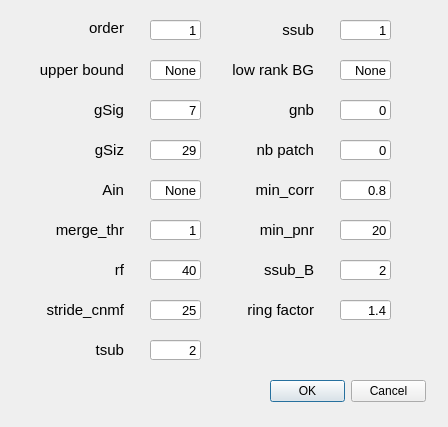
Before: the Qt Designer form src4/offline/220324_AutoROI_Dialog.ui in feng-lab/OBMI-Platform, drawn with Qt 5.
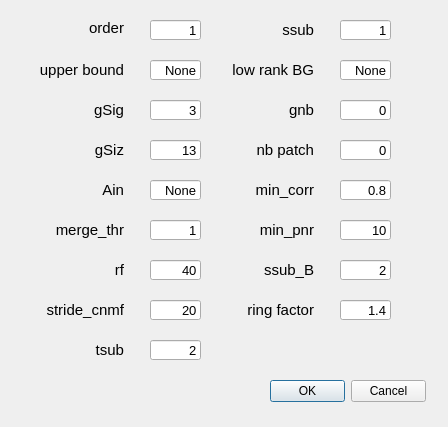
After: the same form once the commit is applied.

```diff
--- a/src4/offline/220324_AutoROI_Dialog.ui
+++ b/src4/offline/220324_AutoROI_Dialog.ui
@@ -167,7 +167,7 @@
     </font>
    </property>
    <property name="text">
-    <string>7</string>
+    <string>3</string>
    </property>
    <property name="alignment">
     <set>Qt::AlignRight|Qt::AlignTrailing|Qt::AlignVCenter</set>
@@ -215,7 +215,7 @@
     </font>
    </property>
    <property name="text">
-    <string>29</string>
+    <string>13</string>
    </property>
    <property name="alignment">
     <set>Qt::AlignRight|Qt::AlignTrailing|Qt::AlignVCenter</set>
@@ -408,7 +408,7 @@
     </font>
    </property>
    <property name="text">
-    <string>25</string>
+    <string>20</string>
    </property>
    <property name="alignment">
     <set>Qt::AlignRight|Qt::AlignTrailing|Qt::AlignVCenter</set>
@@ -752,7 +752,7 @@
     </font>
    </property>
    <property name="text">
-    <string>20</string>
+    <string>10</string>
    </property>
    <property name="alignment">
     <set>Qt::AlignRight|Qt::AlignTrailing|Qt::AlignVCenter</set>
```
